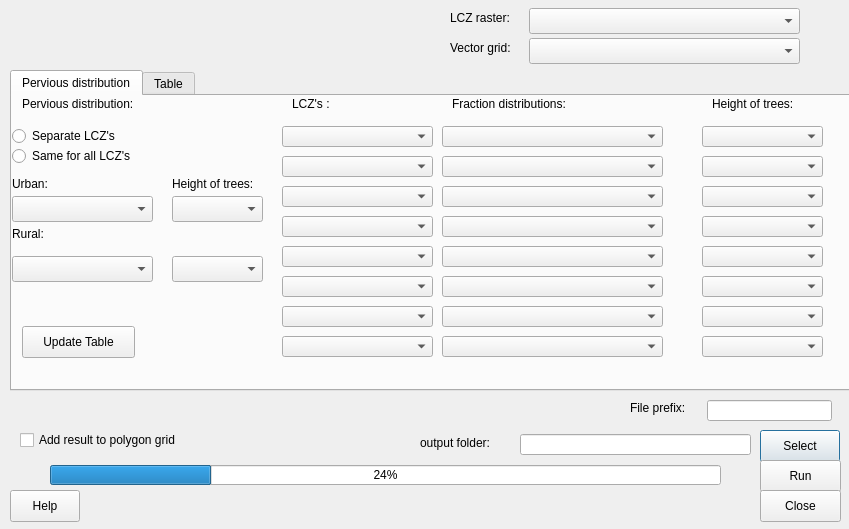
Above: LCZ_converter_dialog_base.ui from natalieth/LCZ_test before the change. Below: the same form after it.
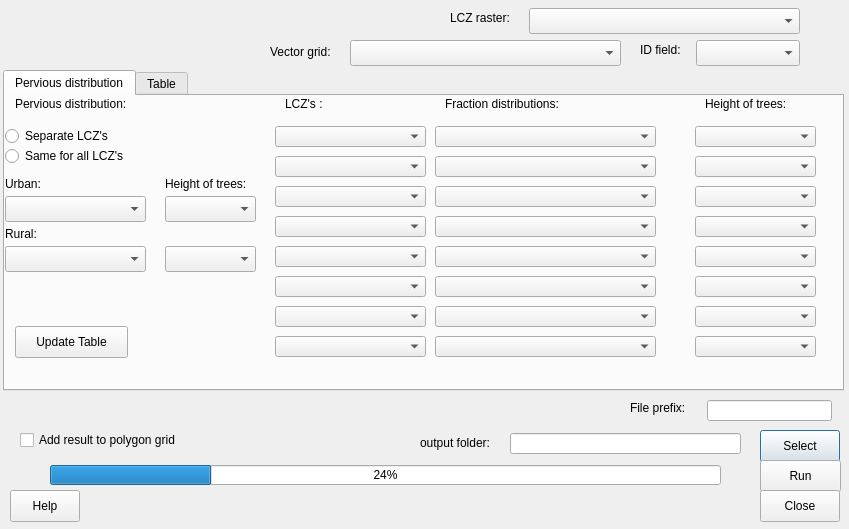
That is the form after the change.

```diff
--- a/LCZ_converter_dialog_base.ui
+++ b/LCZ_converter_dialog_base.ui
@@ -39,8 +39,8 @@
   <widget class="QComboBox" name="comboBox_2">
    <property name="geometry">
     <rect>
-     <x>529</x>
-     <y>38</y>
+     <x>350</x>
+     <y>40</y>
      <width>271</width>
      <height>26</height>
     </rect>
@@ -49,8 +49,8 @@
   <widget class="QLabel" name="label_2">
    <property name="geometry">
     <rect>
-     <x>450</x>
-     <y>40</y>
+     <x>270</x>
+     <y>44</y>
      <width>72</width>
      <height>16</height>
     </rect>
@@ -98,8 +98,8 @@
   <widget class="QLineEdit" name="lineEdit_2">
    <property name="geometry">
     <rect>
-     <x>520</x>
-     <y>434</y>
+     <x>510</x>
+     <y>433</y>
      <width>231</width>
      <height>21</height>
     </rect>
@@ -131,19 +131,6 @@
     <string>Run</string>
    </property>
   </widget>
-  <widget class="QPushButton" name="pushButton_3">
-   <property name="geometry">
-    <rect>
-     <x>760</x>
-     <y>490</y>
-     <width>81</width>
-     <height>32</height>
-    </rect>
-   </property>
-   <property name="text">
-    <string>Close</string>
-   </property>
-  </widget>
   <widget class="QProgressBar" name="progressBar">
    <property name="geometry">
     <rect>
@@ -186,7 +173,7 @@
   <widget class="QTabWidget" name="tabWidget">
    <property name="geometry">
     <rect>
-     <x>10</x>
+     <x>3</x>
      <y>70</y>
      <width>841</width>
      <height>321</height>
@@ -593,7 +580,7 @@
      <property name="geometry">
       <rect>
        <x>0</x>
-       <y>160</y>
+       <y>150</y>
        <width>141</width>
        <height>26</height>
       </rect>
@@ -603,7 +590,7 @@
      <property name="geometry">
       <rect>
        <x>160</x>
-       <y>160</y>
+       <y>150</y>
        <width>91</width>
        <height>26</height>
       </rect>
@@ -1534,6 +1521,45 @@
     </widget>
    </widget>
   </widget>
+  <widget class="QLabel" name="label_12">
+   <property name="geometry">
+    <rect>
+     <x>640</x>
+     <y>42</y>
+     <width>72</width>
+     <height>16</height>
+    </rect>
+   </property>
+   <property name="text">
+    <string>ID field: </string>
+   </property>
+  </widget>
+  <widget class="QComboBox" name="comboBox_31">
+   <property name="geometry">
+    <rect>
+     <x>696</x>
+     <y>40</y>
+     <width>104</width>
+     <height>26</height>
+    </rect>
+   </property>
+  </widget>
+  <widget class="QPushButton" name="closeButton">
+   <property name="enabled">
+    <bool>true</bool>
+   </property>
+   <property name="geometry">
+    <rect>
+     <x>760</x>
+     <y>490</y>
+     <width>80</width>
+     <height>32</height>
+    </rect>
+   </property>
+   <property name="text">
+    <string>Close</string>
+   </property>
+  </widget>
  </widget>
  <resources/>
  <connections/>
```
